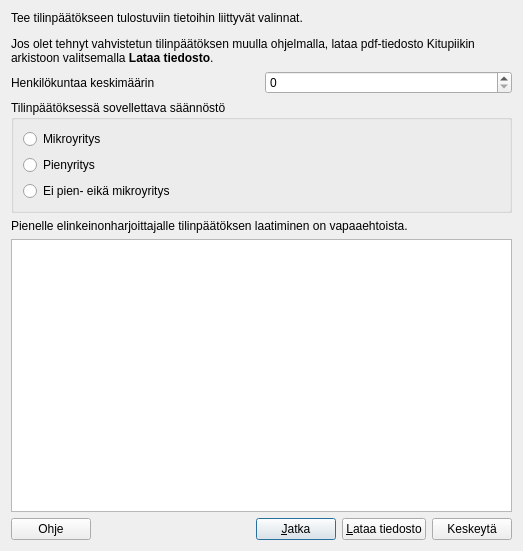
Old version of the form kitupiikki/tilinpaatoseditori/tpaloitus.ui in the repository artoh/kitupiikki.
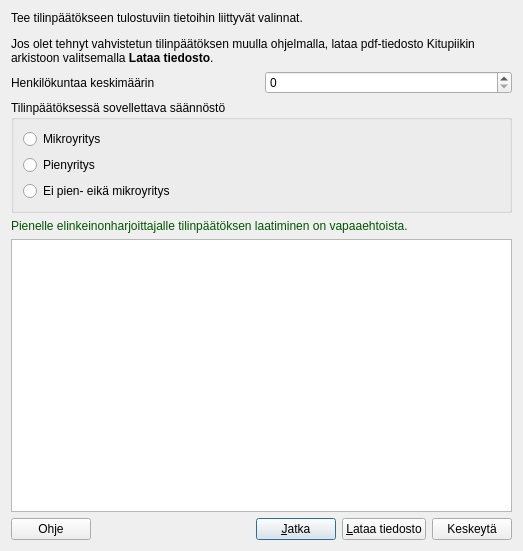
New version of the form. Icons and pictures are not drawn.

Patch:
```diff
--- a/kitupiikki/tilinpaatoseditori/tpaloitus.ui
+++ b/kitupiikki/tilinpaatoseditori/tpaloitus.ui
@@ -74,6 +74,9 @@
    </item>
    <item>
     <widget class="QLabel" name="vapaaehtoisLabel">
+     <property name="styleSheet">
+      <string notr="true">color: rgb(0, 85, 0);</string>
+     </property>
      <property name="text">
       <string>&lt;html&gt;&lt;head/&gt;&lt;body&gt;&lt;p&gt;Pienelle elinkeinonharjoittajalle tilinpäätöksen laatiminen on vapaaehtoista.&lt;/p&gt;&lt;/body&gt;&lt;/html&gt;</string>
      </property>
```
